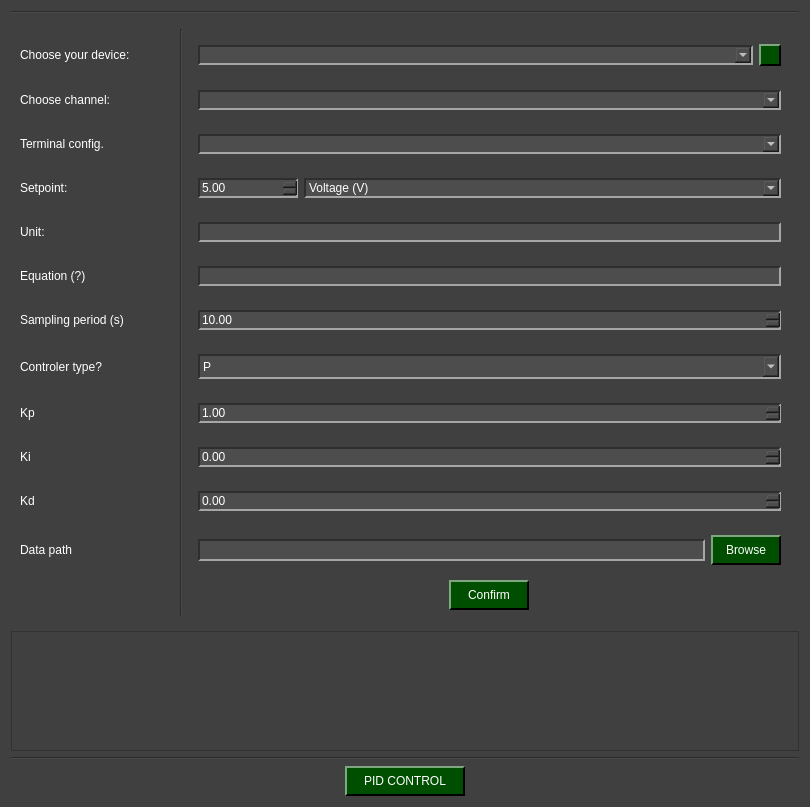
The window that pydaq/uis/PyDAQ_pid_control_NIDAQ_widget.ui (CayoRw/pydaq) describes before a commit, drawn with Qt 5.
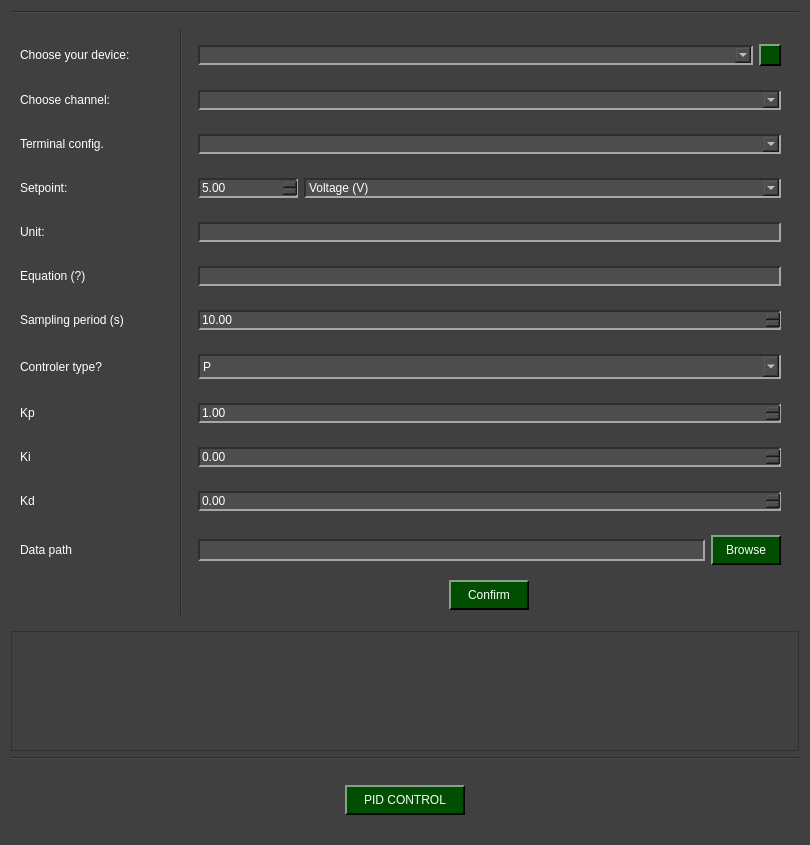
The same window after the commit. Icons and pictures are not drawn.

Patch:
```diff
--- a/pydaq/uis/PyDAQ_pid_control_NIDAQ_widget.ui
+++ b/pydaq/uis/PyDAQ_pid_control_NIDAQ_widget.ui
@@ -7,7 +7,7 @@
     <x>0</x>
     <y>0</y>
     <width>810</width>
-    <height>795</height>
+    <height>845</height>
    </rect>
   </property>
   <property name="windowTitle">
@@ -276,6 +276,18 @@
 	border-right: 1.5px solid rgb(0, 0, 0);
 }
 
+QDoubleSpinBox:disabled {
+    background-color: rgb(50, 50, 50);
+    
+    border-top: 1.5px solid rgb(30, 30, 30);
+    border-left: 1.5px solid rgb(30, 30, 30);
+    
+    border-bottom: 1.5px solid rgb(100, 100, 100);
+    border-right: 1.5px solid rgb(100, 100, 100);
+    
+    color: rgb(150, 150, 150);
+}
+
 QDoubleSpinBox::up-button:pressed{
 	border: 2px solid rgb(255, 255, 255);
 }
```
